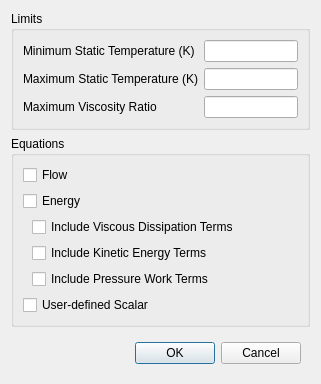
Before: the Qt Designer form baramFlow/view/solution/numerical_conditions/advanced_dialog.ui in nextfoam/baram, drawn with Qt 5.
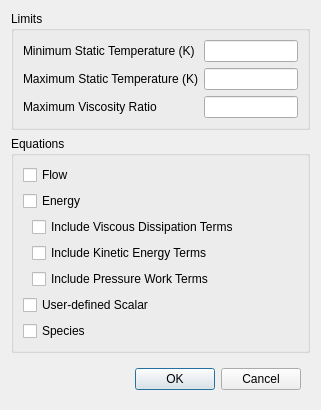
After: the same form once the commit is applied.

Commit message: Issue baram#12 species 모델 케이스 설정 및 케이스 파일 생성

What changed in the file:
```diff
--- a/baramFlow/view/solution/numerical_conditions/advanced_dialog.ui
+++ b/baramFlow/view/solution/numerical_conditions/advanced_dialog.ui
@@ -7,7 +7,7 @@
     <x>0</x>
     <y>0</y>
     <width>321</width>
-    <height>372</height>
+    <height>398</height>
    </rect>
   </property>
   <property name="windowTitle">
@@ -113,6 +113,13 @@
         </property>
        </widget>
       </item>
+      <item>
+       <widget class="QCheckBox" name="equationSpecies">
+        <property name="text">
+         <string>Species</string>
+        </property>
+       </widget>
+      </item>
      </layout>
     </widget>
    </item>
```
The commit also changes 48 other files.
